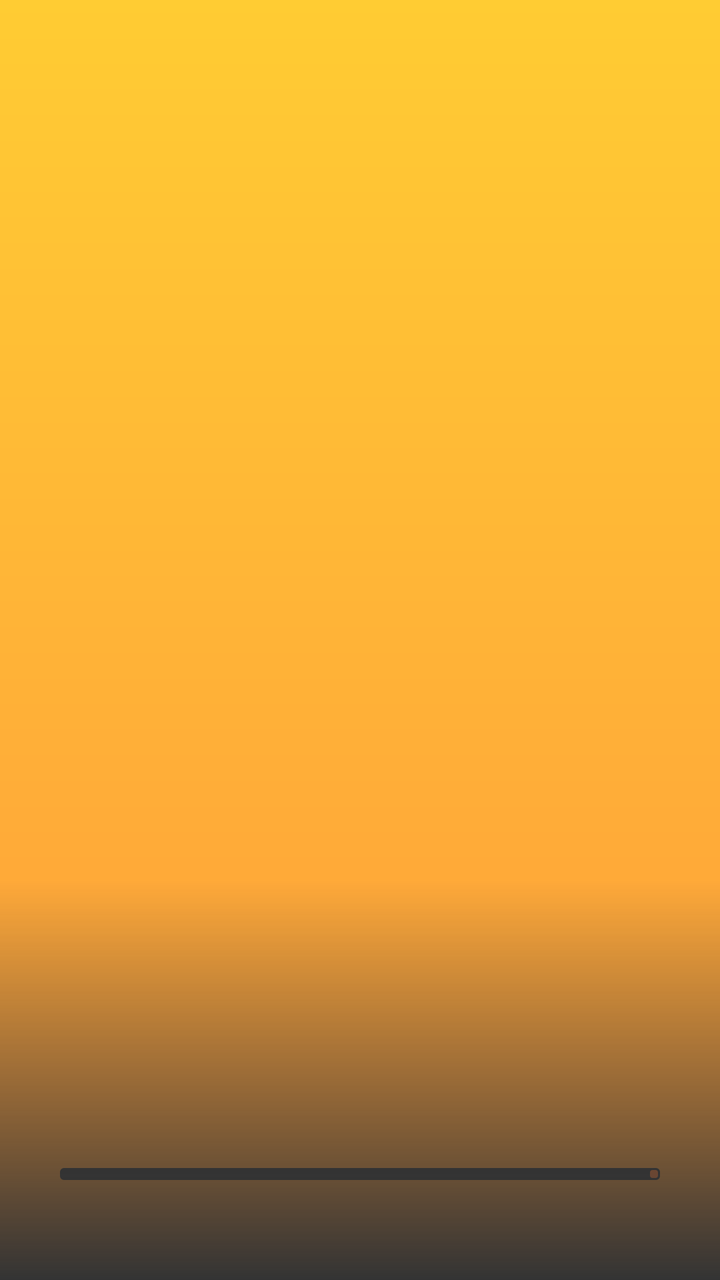
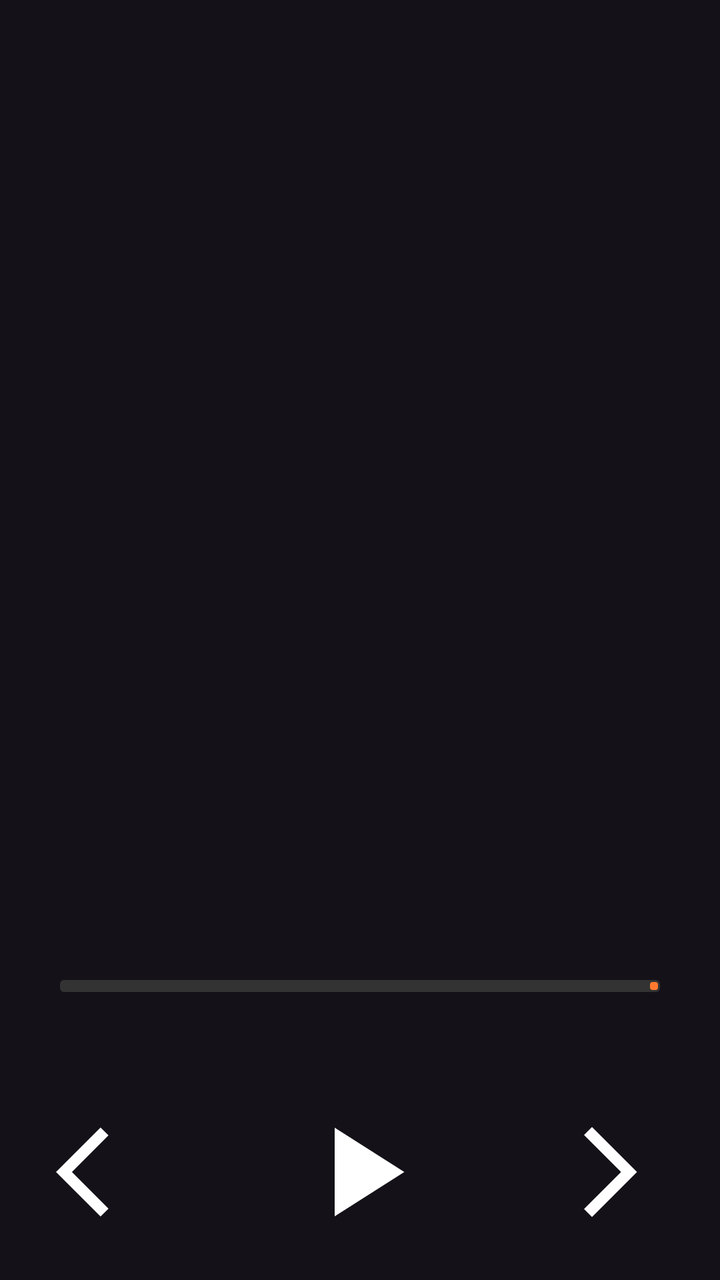

Two renders of the same Android screen: before a commit and after it. Below are the layout's source before the change and the commit's diff.
<!-- AndroidManifest.xml: application theme Theme.Sporify -->
<!-- res/layout/fragment_player.xml -->
<?xml version="1.0" encoding="utf-8"?>
<androidx.constraintlayout.widget.ConstraintLayout
    xmlns:android="http://schemas.android.com/apk/res/android"
    xmlns:app="http://schemas.android.com/apk/res-auto"
    android:id="@+id/playerRoot"
    android:layout_width="match_parent"
    android:layout_height="match_parent"
    android:background="@drawable/bg_player_default">

    
    <androidx.recyclerview.widget.RecyclerView
        android:id="@+id/carouselAlbums"
        android:layout_width="match_parent"
        android:layout_height="260dp"
        android:paddingHorizontal="90dp"
        android:clipToPadding="false"
        android:clipChildren="false"
        app:layout_constraintTop_toTopOf="parent"
        app:layout_constraintStart_toStartOf="parent"
        app:layout_constraintEnd_toEndOf="parent"/>

    
    <com.google.android.material.imageview.ShapeableImageView
        android:id="@+id/albumArt"
        android:layout_width="260dp"
        android:layout_height="260dp"
        android:layout_marginTop="24dp"
        android:scaleType="centerCrop"
        app:shapeAppearanceOverlay="@style/Shape.Rounded.Large"
        app:layout_constraintTop_toBottomOf="@id/carouselAlbums"
        app:layout_constraintStart_toStartOf="parent"
        app:layout_constraintEnd_toEndOf="parent" />

    
    <com.google.android.material.progressindicator.LinearProgressIndicator
        android:id="@+id/progressBar"
        android:layout_width="300dp"
        android:layout_height="6dp"
        android:layout_marginTop="40dp"
        android:max="100"
        android:progress="30"
        app:indicatorColor="@color/colorPrimary"
        app:trackColor="@color/colorSurface"
        app:trackThickness="6dp"
        app:layout_constraintTop_toBottomOf="@id/albumArt"
        app:layout_constraintStart_toStartOf="parent"
        app:layout_constraintEnd_toEndOf="parent"/>


    
    <View
        android:id="@+id/bottomGradient"
        android:layout_width="match_parent"
        android:layout_height="200dp"
        android:background="@drawable/player_gradient"
        app:layout_constraintBottom_toBottomOf="parent"/>

    
    <LinearLayout
        android:id="@+id/playerControls"
        android:layout_width="wrap_content"
        android:layout_height="wrap_content"
        android:orientation="horizontal"
        android:gravity="center"
        android:layout_marginTop="28dp"
        app:layout_constraintTop_toBottomOf="@id/progressBar"
        app:layout_constraintStart_toStartOf="parent"
        app:layout_constraintEnd_toEndOf="parent">

        <ImageView
            android:id="@+id/btnPrev"
            android:layout_width="70dp"
            android:layout_height="70dp"
            android:padding="8dp"
            android:src="@drawable/retroceder_icon"
            app:tint="@android:color/white"/>

        <ImageView
            android:id="@+id/btnPlay"
            android:layout_width="100dp"
            android:layout_height="100dp"
            android:padding="12dp"
            android:layout_marginHorizontal="40dp"
            android:src="@drawable/play_icon"
            app:tint="@android:color/white"/>

        <ImageView
            android:id="@+id/btnNext"
            android:layout_width="70dp"
            android:layout_height="70dp"
            android:padding="8dp"
            android:src="@drawable/next_icon"
            app:tint="@android:color/white"/>
    </LinearLayout>

</androidx.constraintlayout.widget.ConstraintLayout>
<!-- resources referenced by this layout -->
<resources>
  <color name="colorPrimary">#FF7A2F</color>
  <color name="colorSurface">#333333</color>
  <!-- drawable bg_player_default (drawable) -->
  <?xml version="1.0" encoding="utf-8"?>
  <shape xmlns:android="http://schemas.android.com/apk/res/android">
      <gradient
          android:startColor="#FF9A3B"
          android:endColor="#FFCC33"
          android:angle="90"/>
  </shape>
  <!-- drawable next_icon (drawable) -->
  <vector xmlns:android="http://schemas.android.com/apk/res/android" android:autoMirrored="true" android:height="24dp" android:tint="#000000" android:viewportHeight="24" android:viewportWidth="24" android:width="24dp">
        
      <path android:fillColor="@android:color/white" android:pathData="M6.23,20.23l1.77,1.77l10,-10l-10,-10l-1.77,1.77l8.23,8.23z"/>
      
  </vector>
  <!-- drawable play_icon (drawable) -->
  <vector xmlns:android="http://schemas.android.com/apk/res/android" android:height="24dp" android:tint="#000000" android:viewportHeight="24" android:viewportWidth="24" android:width="24dp">
        
      <path android:fillColor="@android:color/white" android:pathData="M8,5v14l11,-7z"/>
      
  </vector>
  <!-- drawable player_gradient (drawable) -->
  <shape xmlns:android="http://schemas.android.com/apk/res/android" android:shape="rectangle">
      <gradient
          android:startColor="@android:color/transparent"
          android:endColor="@color/colorSurface"
          android:angle="270" />
  </shape>
  <!-- drawable retroceder_icon (drawable) -->
  <vector xmlns:android="http://schemas.android.com/apk/res/android" android:autoMirrored="true" android:height="24dp" android:tint="#000000" android:viewportHeight="24" android:viewportWidth="24" android:width="24dp">
        
      <path android:fillColor="@android:color/white" android:pathData="M11.67,3.87L9.9,2.1 0,12l9.9,9.9 1.77,-1.77L3.54,12z"/>
      
  </vector>
  <style name="Shape.Rounded.Large" parent="ShapeAppearance.Material3.SmallComponent">
          <item name="cornerSize">26dp</item>
      </style>
  <style name="Theme.Sporify" parent="Base.Theme.Sporify" />
  <style name="Base.Theme.Sporify" parent="Theme.Material3.Dark.NoActionBar">
  
          
          
          <item name="android:windowFullscreen">true</item>
  
      </style>
</resources>

<!-- the commit's change to res/layout/fragment_player.xml (unified diff, before → after) -->
@@ -4,56 +4,33 @@
     xmlns:app="http://schemas.android.com/apk/res-auto"
     android:id="@+id/playerRoot"
     android:layout_width="match_parent"
-    android:layout_height="match_parent"
-    android:background="@drawable/bg_player_default">
-
-    
-    <androidx.recyclerview.widget.RecyclerView
-        android:id="@+id/carouselAlbums"
-        android:layout_width="match_parent"
-        android:layout_height="260dp"
-        android:paddingHorizontal="90dp"
-        android:clipToPadding="false"
-        android:clipChildren="false"
-        app:layout_constraintTop_toTopOf="parent"
-        app:layout_constraintStart_toStartOf="parent"
-        app:layout_constraintEnd_toEndOf="parent"/>
+    android:layout_height="match_parent">
 
     
     <com.google.android.material.imageview.ShapeableImageView
         android:id="@+id/albumArt"
         android:layout_width="260dp"
         android:layout_height="260dp"
-        android:layout_marginTop="24dp"
+        android:layout_marginTop="150dp"
         android:scaleType="centerCrop"
         app:shapeAppearanceOverlay="@style/Shape.Rounded.Large"
-        app:layout_constraintTop_toBottomOf="@id/carouselAlbums"
+        app:layout_constraintTop_toTopOf="parent"
         app:layout_constraintStart_toStartOf="parent"
-        app:layout_constraintEnd_toEndOf="parent" />
+        app:layout_constraintEnd_toEndOf="parent"/>
 
     
     <com.google.android.material.progressindicator.LinearProgressIndicator
         android:id="@+id/progressBar"
         android:layout_width="300dp"
         android:layout_height="6dp"
-        android:layout_marginTop="40dp"
+        android:layout_marginTop="80dp"
         android:max="100"
-        android:progress="30"
         app:indicatorColor="@color/colorPrimary"
         app:trackColor="@color/colorSurface"
         app:trackThickness="6dp"
         app:layout_constraintTop_toBottomOf="@id/albumArt"
         app:layout_constraintStart_toStartOf="parent"
         app:layout_constraintEnd_toEndOf="parent"/>
-
-
-    
-    <View
-        android:id="@+id/bottomGradient"
-        android:layout_width="match_parent"
-        android:layout_height="200dp"
-        android:background="@drawable/player_gradient"
-        app:layout_constraintBottom_toBottomOf="parent"/>
 
     
     <LinearLayout
@@ -62,7 +39,7 @@
         android:layout_height="wrap_content"
         android:orientation="horizontal"
         android:gravity="center"
-        android:layout_marginTop="28dp"
+        android:layout_marginTop="40dp"
         app:layout_constraintTop_toBottomOf="@id/progressBar"
         app:layout_constraintStart_toStartOf="parent"
         app:layout_constraintEnd_toEndOf="parent">
<!-- resource entries referenced after the edit -->
@@ -2,14 +2,6 @@
 <resources>
   <color name="colorPrimary">#FF7A2F</color>
   <color name="colorSurface">#333333</color>
-  <!-- drawable bg_player_default (drawable) -->
-  <?xml version="1.0" encoding="utf-8"?>
-  <shape xmlns:android="http://schemas.android.com/apk/res/android">
-      <gradient
-          android:startColor="#FF9A3B"
-          android:endColor="#FFCC33"
-          android:angle="90"/>
-  </shape>
   <!-- drawable next_icon (drawable) -->
   <vector xmlns:android="http://schemas.android.com/apk/res/android" android:autoMirrored="true" android:height="24dp" android:tint="#000000" android:viewportHeight="24" android:viewportWidth="24" android:width="24dp">
         
@@ -22,13 +14,6 @@
       <path android:fillColor="@android:color/white" android:pathData="M8,5v14l11,-7z"/>
       
   </vector>
-  <!-- drawable player_gradient (drawable) -->
-  <shape xmlns:android="http://schemas.android.com/apk/res/android" android:shape="rectangle">
-      <gradient
-          android:startColor="@android:color/transparent"
-          android:endColor="@color/colorSurface"
-          android:angle="270" />
-  </shape>
   <!-- drawable retroceder_icon (drawable) -->
   <vector xmlns:android="http://schemas.android.com/apk/res/android" android:autoMirrored="true" android:height="24dp" android:tint="#000000" android:viewportHeight="24" android:viewportWidth="24" android:width="24dp">
         
